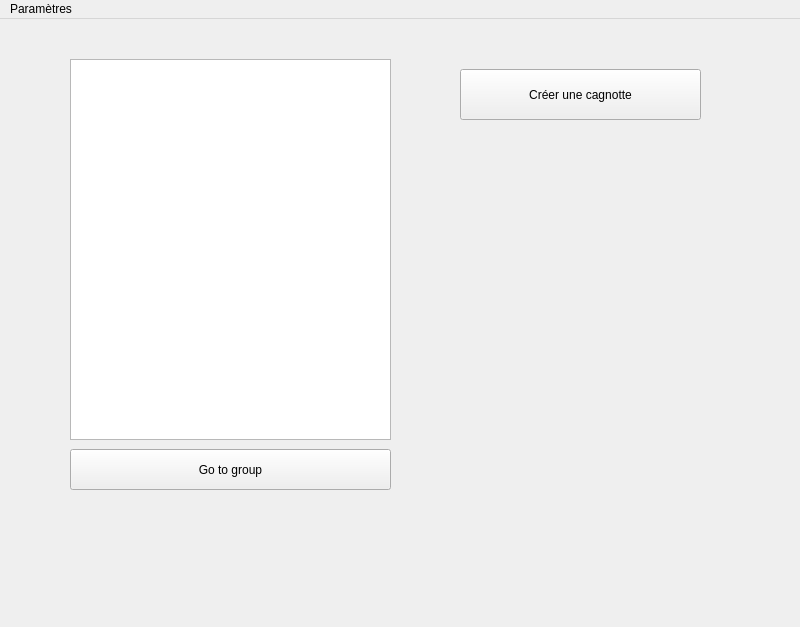
First picture: the form in mainwindow.ui, repository alextnlr/ShareCount, before the edit.
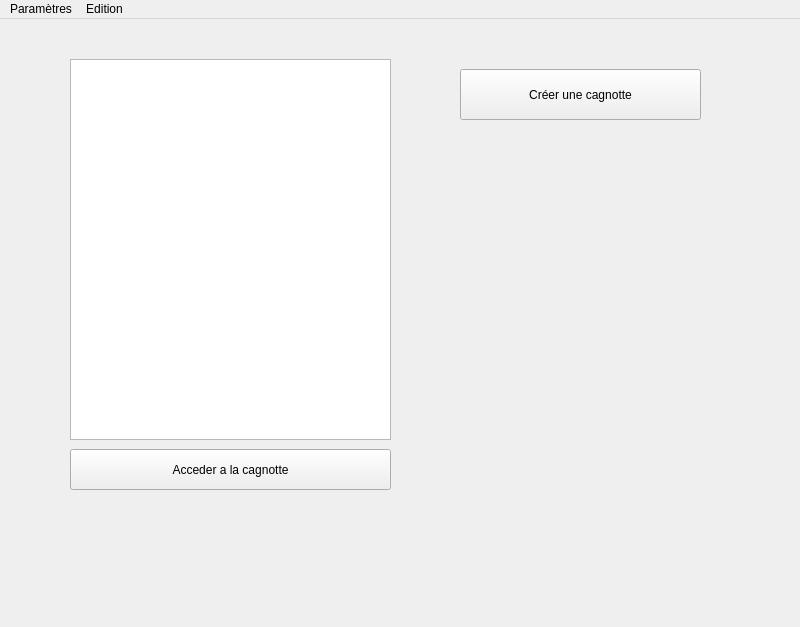
Second picture: the form after the edit. The open tabs and pages were chosen to show the change.

Commit message: Ajout de l'indication Owner

```diff
--- a/mainwindow.ui
+++ b/mainwindow.ui
@@ -183,7 +183,7 @@
        </rect>
       </property>
       <property name="text">
-       <string>Go to group</string>
+       <string>Acceder a la cagnotte</string>
       </property>
      </widget>
      <widget class="QPushButton" name="buttonCreerCagnotte">
@@ -323,7 +323,14 @@
     <addaction name="actionD_connexion"/>
     <addaction name="actionQuitter"/>
    </widget>
+   <widget class="QMenu" name="menuEdition">
+    <property name="title">
+     <string>Edition</string>
+    </property>
+    <addaction name="actionSupprimer_Cagnotte"/>
+   </widget>
    <addaction name="menuParam_tres"/>
+   <addaction name="menuEdition"/>
   </widget>
   <action name="actionD_connexion">
    <property name="checkable">
```
Left out of the diff: 10 changed lines with no effect on the pictures. The commit also changes 2 other files.
